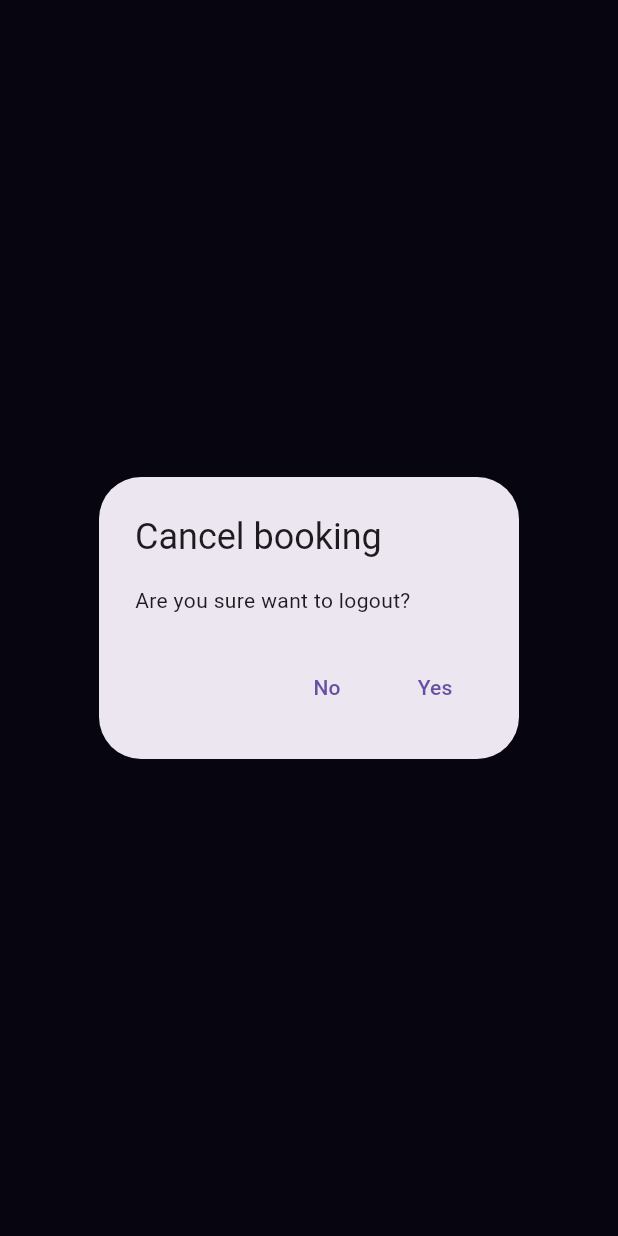
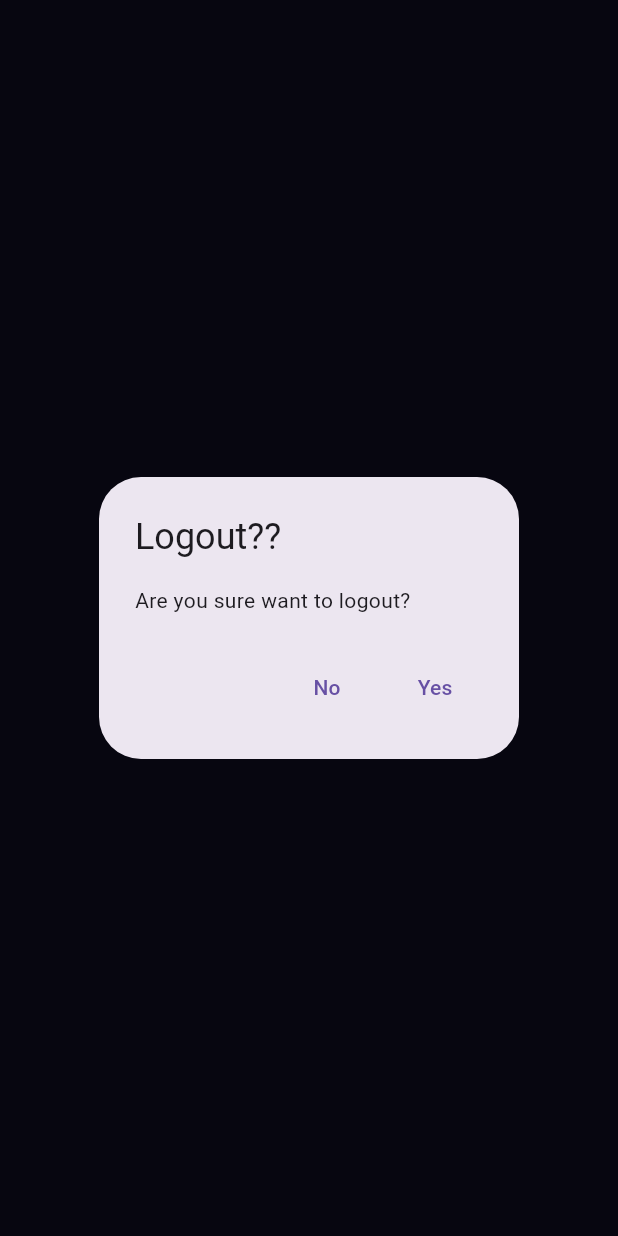
Before and after one commit to Kheti-Sahayak/Kheti-Shayak-2, a Flutter app: what customDialogBox() shows on an empty page, opened directly, on a phone screen of 412 x 824 dp. Run offline on Flutter 3.47's test engine with Material 3 defaults, Android fonts, the phone set to English and light mode, and no system bars; our stand-ins replace carousel_slider, cloud_firestore, firebase_auth, firebase_core, flutter_otp_text_field, flutter_screenutil and 3 more; accounts and stored records are empty; network calls fail.

Commit message:
ui fixes

```diff
--- a/lib/utils/custom_dialog_box.dart
+++ b/lib/utils/custom_dialog_box.dart
@@ -10,7 +10,7 @@ void customDialogBox(BuildContext context) async {
     builder: (BuildContext context) {
       return AlertDialog(
         // <-- SEE HERE
-        title: const Text('Cancel booking'),
+        title: const Text('Logout??'),
         content: const SingleChildScrollView(
           child: ListBody(
             children: <Widget>[
```
